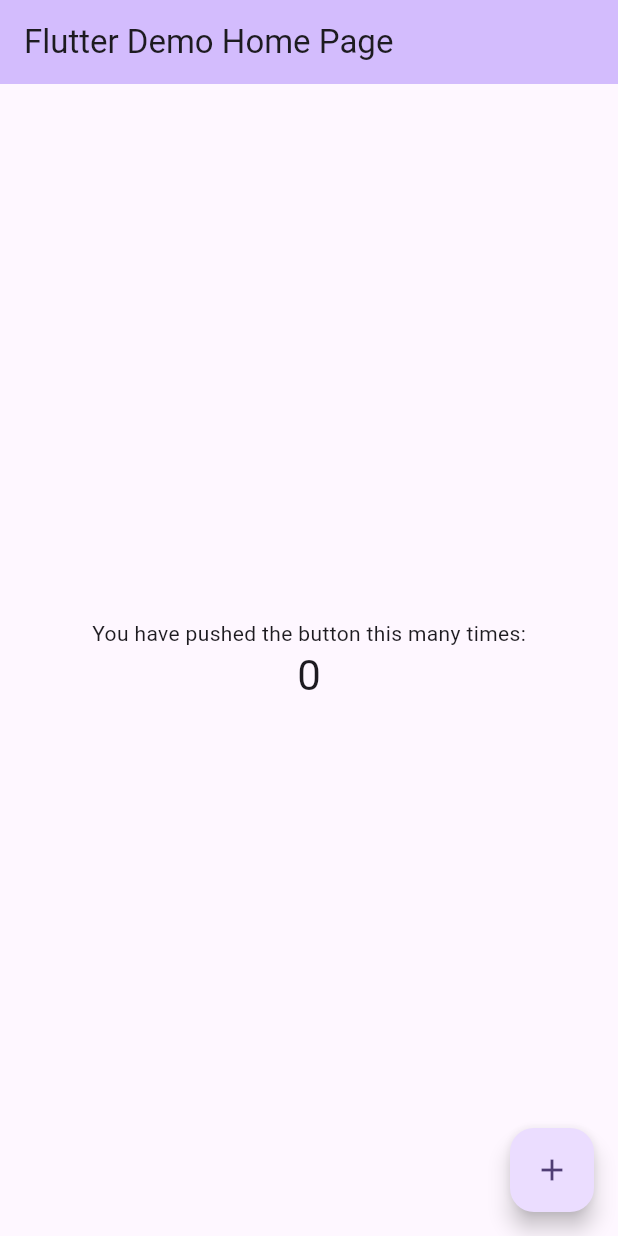
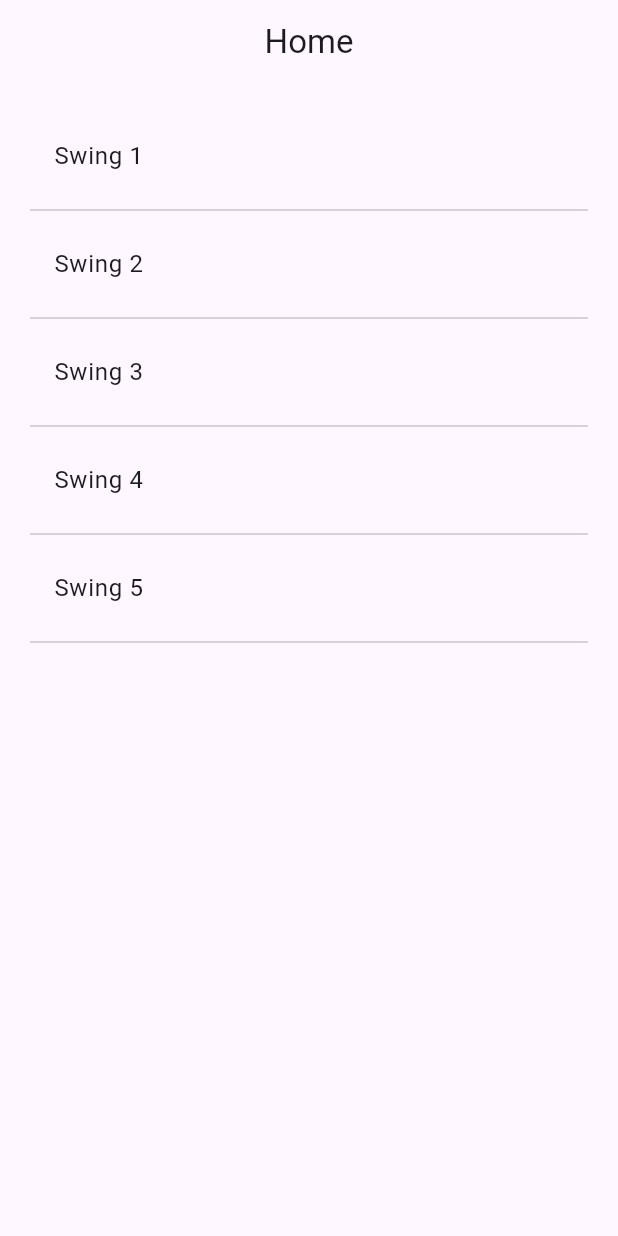
Before and after one commit to DiogoCunhaCardoso/hack_motion_project, a Flutter app: the screen it shows after launch, on a phone screen of 412 x 824 dp. Run offline on Flutter 3.47's test engine with Material 3 defaults, Android fonts, the phone set to English and light mode, and no system bars.

Commit message:
UI skeleton done
I created the basic UI elements for both pages so I don't focus much on UI later on and more on the features

```diff
--- a/lib/main.dart
+++ b/lib/main.dart
@@ -1,4 +1,6 @@
 import 'package:flutter/material.dart';
+import 'package:hack_motion_project/presentation/home/home_view.dart';
+import 'package:hack_motion_project/presentation/swing_details/swing_details.dart';
 
 void main() {
   runApp(const MyApp());
@@ -11,112 +13,12 @@ class MyApp extends StatelessWidget {
   @override
   Widget build(BuildContext context) {
     return MaterialApp(
-      title: 'Flutter Demo',
+      title: 'Hack Motion Project',
       theme: ThemeData(
-        // This is the theme of your application.
-        //
-        // TRY THIS: Try running your application with "flutter run". You'll see
-        // the application has a purple toolbar. Then, without quitting the app,
-        // try changing the seedColor in the colorScheme below to Colors.green
-        // and then invoke "hot reload" (save your changes or press the "hot
-        // reload" button in a Flutter-supported IDE, or press "r" if you used
-        // the command line to start the app).
-        //
-        // Notice that the counter didn't reset back to zero; the application
-        // state is not lost during the reload. To reset the state, use hot
-        // restart instead.
-        //
-        // This works for code too, not just values: Most code changes can be
-        // tested with just a hot reload.
         colorScheme: ColorScheme.fromSeed(seedColor: Colors.deepPurple),
       ),
-      home: const MyHomePage(title: 'Flutter Demo Home Page'),
+      home: const HomeView(), //SwingDetailsView(),
+      debugShowCheckedModeBanner: false,
     );
   }
 }
-
-class MyHomePage extends StatefulWidget {
-  const MyHomePage({super.key, required this.title});
-
-  // This widget is the home page of your application. It is stateful, meaning
-  // that it has a State object (defined below) that contains fields that affect
-  // how it looks.
-
-  // This class is the configuration for the state. It holds the values (in this
-  // case the title) provided by the parent (in this case the App widget) and
-  // used by the build method of the State. Fields in a Widget subclass are
-  // always marked "final".
-
-  final String title;
-
-  @override
-  State<MyHomePage> createState() => _MyHomePageState();
-}
-
-class _MyHomePageState extends State<MyHomePage> {
-  int _counter = 0;
-
-  void _incrementCounter() {
-    setState(() {
-      // This call to setState tells the Flutter framework that something has
-      // changed in this State, which causes it to rerun the build method below
-      // so that the display can reflect the updated values. If we changed
-      // _counter without calling setState(), then the build method would not be
-      // called again, and so nothing would appear to happen.
-      _counter++;
-    });
-  }
-
-  @override
-  Widget build(BuildContext context) {
-    // This method is rerun every time setState is called, for instance as done
-    // by the _incrementCounter method above.
-    //
-    // The Flutter framework has been optimized to make rerunning build methods
-    // fast, so that you can just rebuild anything that needs updating rather
-    // than having to individually change instances of widgets.
-    return Scaffold(
-      appBar: AppBar(
-        // TRY THIS: Try changing the color here to a specific color (to
-        // Colors.amber, perhaps?) and trigger a hot reload to see the AppBar
-        // change color while the other colors stay the same.
-        backgroundColor: Theme.of(context).colorScheme.inversePrimary,
-        // Here we take the value from the MyHomePage object that was created by
-        // the App.build method, and use it to set our appbar title.
-        title: Text(widget.title),
-      ),
-      body: Center(
-        // Center is a layout widget. It takes a single child and positions it
-        // in the middle of the parent.
-        child: Column(
-          // Column is also a layout widget. It takes a list of children and
-          // arranges them vertically. By default, it sizes itself to fit its
-          // children horizontally, and tries to be as tall as its parent.
-          //
-          // Column has various properties to control how it sizes itself and
-          // how it positions its children. Here we use mainAxisAlignment to
-          // center the children vertically; the main axis here is the vertical
-          // axis because Columns are vertical (the cross axis would be
-          // horizontal).
-          //
-          // TRY THIS: Invoke "debug painting" (choose the "Toggle Debug Paint"
-          // action in the IDE, or press "p" in the console), to see the
-          // wireframe for each widget.
-          mainAxisAlignment: MainAxisAlignment.center,
-          children: <Widget>[
-            const Text('You have pushed the button this many times:'),
-            Text(
-              '$_counter',
-              style: Theme.of(context).textTheme.headlineMedium,
-            ),
-          ],
-        ),
-      ),
-      floatingActionButton: FloatingActionButton(
-        onPressed: _incrementCounter,
-        tooltip: 'Increment',
-        child: const Icon(Icons.add),
-      ), // This trailing comma makes auto-formatting nicer for build methods.
-    );
-  }
-}
--- /dev/null
+++ b/lib/presentation/home/home_view.dart
@@ -0,0 +1,36 @@
+import 'package:flutter/material.dart';
+
+class HomeView extends StatelessWidget {
+  const HomeView({super.key});
+
+  static const List<String> swingNames = [
+    "Swing 1",
+    "Swing 2",
+    "Swing 3",
+    "Swing 4",
+    "Swing 5",
+  ];
+
+  @override
+  Widget build(BuildContext context) {
+    return Scaffold(
+      appBar: AppBar(
+        backgroundColor: Theme.of(context).colorScheme.surface,
+        title: Text("Home"),
+        centerTitle: true,
+      ),
+      body: ListView.builder(
+        padding: const EdgeInsets.all(20),
+        itemCount: swingNames.length,
+        itemBuilder: (context, index) {
+          return Column(
+            children: [
+              ListTile(title: Text(swingNames[index]), onTap: () {}),
+              Divider(),
+            ],
+          );
+        },
+      ),
+    );
+  }
+}
```
Also changed, not shown: lib/presentation/swing_details/swing_details.dart (added, +50 -0 lines).
